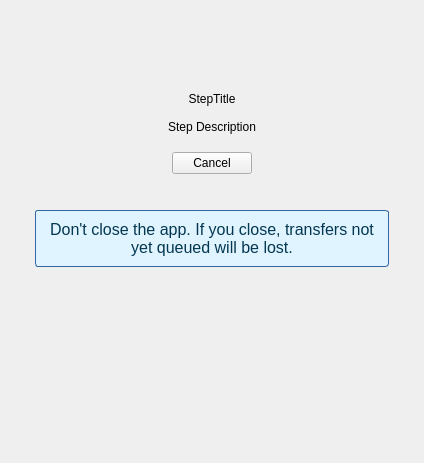
Before: the Qt Designer form src/MEGASync/gui/win/ScanningWidget.ui in meganz/MEGAsync, drawn with Qt 5.
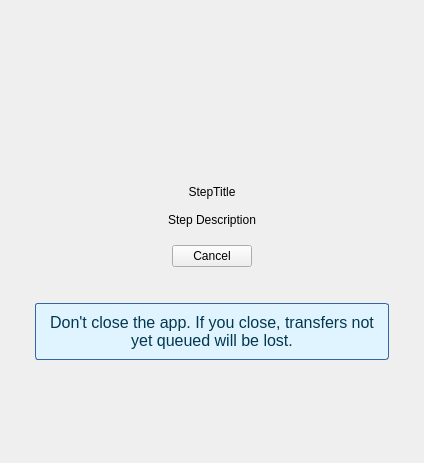
After: the same form once the commit is applied.

Commit message: SNC-4811: Fix scanning animation height.

Diff of the .ui file:
```diff
--- a/src/MEGASync/gui/win/ScanningWidget.ui
+++ b/src/MEGASync/gui/win/ScanningWidget.ui
@@ -47,6 +47,12 @@
      </item>
      <item>
       <widget class="QLabel" name="lAnimation">
+       <property name="minimumSize">
+        <size>
+         <width>0</width>
+         <height>128</height>
+        </size>
+       </property>
        <property name="text">
         <string/>
        </property>
@@ -181,7 +187,7 @@
       <enum>Qt::Vertical</enum>
      </property>
      <property name="sizeType">
-      <enum>QSizePolicy::Fixed</enum>
+      <enum>QSizePolicy::Minimum</enum>
      </property>
      <property name="sizeHint" stdset="0">
       <size>
```
The commit also changes 4 other files.
